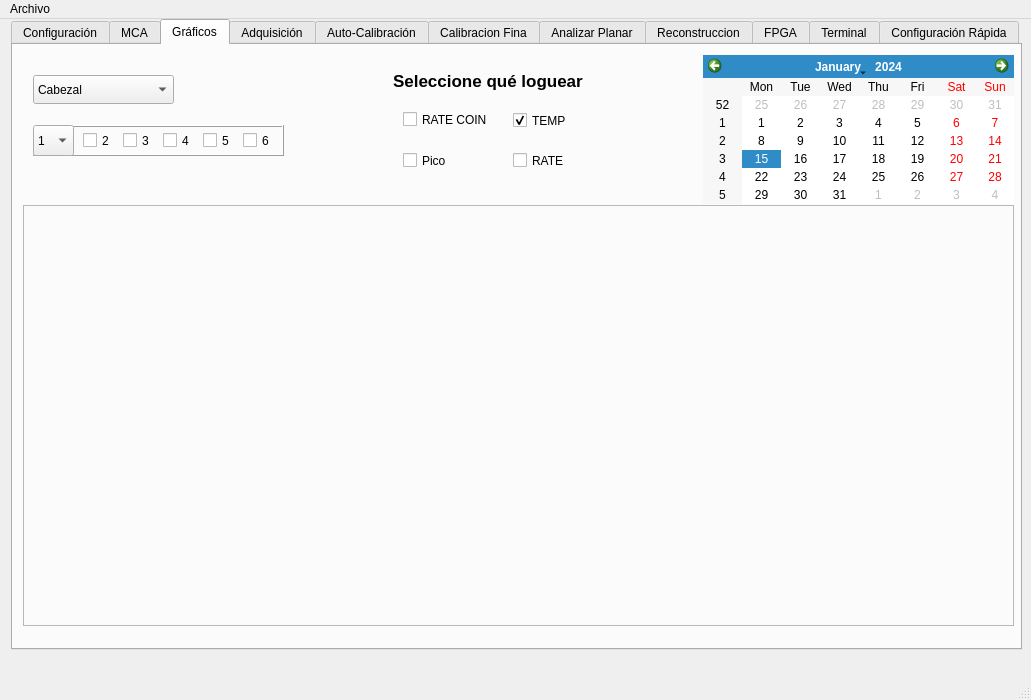
First picture: the form in ui/MainWindow.ui, repository dpirlo/qt-mca, before the edit.
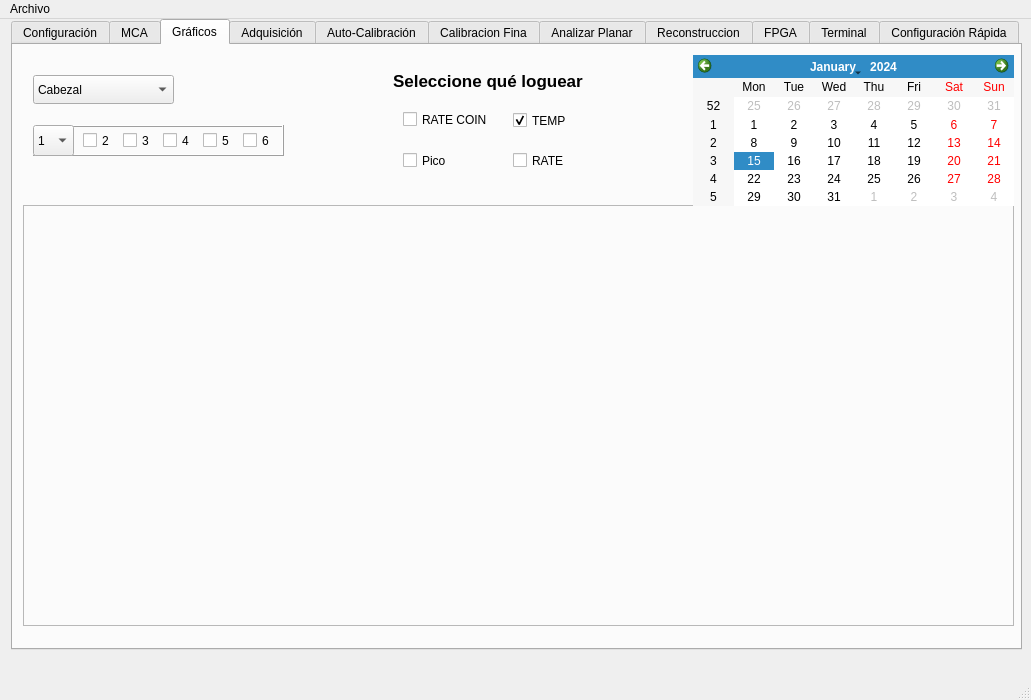
Second picture: the form after the edit. The open tabs and pages were chosen to show the change. Custom widgets are drawn as their Qt base class.

Patch:
```diff
--- a/ui/MainWindow.ui
+++ b/ui/MainWindow.ui
@@ -4123,10 +4123,10 @@
      <widget class="QCalendarWidget" name="calendarWidget">
       <property name="geometry">
        <rect>
-        <x>690</x>
+        <x>680</x>
         <y>10</y>
-        <width>311</width>
-        <height>149</height>
+        <width>321</width>
+        <height>151</height>
        </rect>
       </property>
      </widget>
```
Left out of the diff: 4 changed lines with no effect on the pictures.
